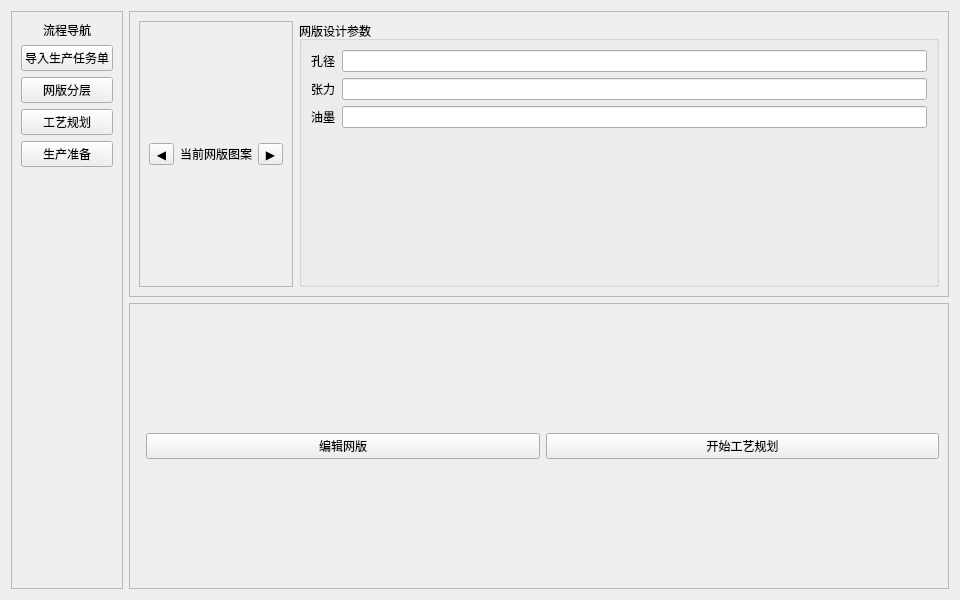
Above: forms/screen_layering.ui from ByteKnight-X/LineControlRobot before the change. Below: the same form after it.
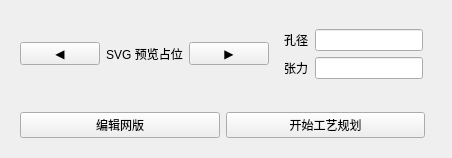
That is the form after the change.

What changed in the file:
```diff
--- a/forms/screen_layering.ui
+++ b/forms/screen_layering.ui
@@ -1,107 +1,23 @@
 <?xml version="1.0" encoding="UTF-8"?>
 <ui version="4.0">
- <class>ScreenLayeringForm</class>
- <widget class="QWidget" name="ScreenLayeringForm">
-  <property name="geometry">
-   <rect>
-    <x>0</x>
-    <y>0</y>
-    <width>960</width>
-    <height>600</height>
-   </rect>
-  </property>
-  <property name="windowTitle">
-   <string>网版分层</string>
-  </property>
-  <layout class="QHBoxLayout" name="horizontalLayout">
+ <class>ScreenLayeringWidget</class>
+ <widget class="QWidget" name="ScreenLayeringWidget">
+  <layout class="QVBoxLayout" name="verticalLayout_layering">
+   <!-- 画布：左侧 SVG 显示 + 翻页按钮 -->
    <item>
-    <widget class="QFrame" name="navigationFrame">
-     <property name="frameShape">
-      <enum>QFrame::StyledPanel</enum>
-     </property>
-     <layout class="QVBoxLayout" name="navLayout">
-      <item>
-       <widget class="QLabel" name="titleLabel">
-        <property name="text">
-         <string>流程导航</string>
-        </property>
-        <property name="alignment">
-         <set>Qt::AlignHCenter|Qt::AlignVCenter</set>
-        </property>
-       </widget>
-      </item>
-      <item>
-       <widget class="QPushButton" name="navImportButton">
-        <property name="text">
-         <string>导入生产任务单</string>
-        </property>
-       </widget>
-      </item>
-      <item>
-       <widget class="QPushButton" name="navLayerButton">
-        <property name="text">
-         <string>网版分层</string>
-        </property>
-        <property name="checkable">
-         <bool>true</bool>
-        </property>
-       </widget>
-      </item>
-      <item>
-       <widget class="QPushButton" name="navProcessButton">
-        <property name="text">
-         <string>工艺规划</string>
-        </property>
-       </widget>
-      </item>
-      <item>
-       <widget class="QPushButton" name="navProductionButton">
-        <property name="text">
-         <string>生产准备</string>
-        </property>
-       </widget>
-      </item>
-      <item>
-       <spacer name="navSpacer">
-        <property name="orientation">
-         <enum>Qt::Vertical</enum>
-        </property>
-        <property name="sizeHint" stdset="0">
-         <size>
-          <width>20</width>
-          <height>40</height>
-         </size>
-        </property>
-       </spacer>
-      </item>
-     </layout>
-    </widget>
-   </item>
-   <item>
-    <layout class="QVBoxLayout" name="rightColumnLayout">
-     <item>
-      <widget class="QFrame" name="canvasFrame">
-       <property name="frameShape">
-        <enum>QFrame::StyledPanel</enum>
-       </property>
+    <widget class="QWidget" name="layeringCanvas">
        <layout class="QHBoxLayout" name="canvasLayout">
         <item>
-         <widget class="QFrame" name="screenFrame">
-          <property name="frameShape">
-           <enum>QFrame::StyledPanel</enum>
-          </property>
-          <layout class="QHBoxLayout" name="screenLayout">
-           <item>
-            <widget class="QToolButton" name="previousButton">
+       <widget class="QPushButton" name="prevLayerButton">
              <property name="text">
               <string>◀</string>
              </property>
             </widget>
            </item>
            <item>
-            <widget class="QLabel" name="screenDisplayLabel">
+       <widget class="QLabel" name="svgPreview">
              <property name="text">
-              <string>当前网版图案</string>
+         <string>SVG 预览占位</string>
              </property>
              <property name="alignment">
               <set>Qt::AlignCenter</set>
@@ -109,100 +25,69 @@
             </widget>
            </item>
            <item>
-            <widget class="QToolButton" name="nextButton">
+       <widget class="QPushButton" name="nextLayerButton">
              <property name="text">
               <string>▶</string>
              </property>
             </widget>
            </item>
-          </layout>
-         </widget>
-        </item>
         <item>
-         <widget class="QGroupBox" name="parameterGroup">
-          <property name="title">
-           <string>网版设计参数</string>
-          </property>
-          <layout class="QFormLayout" name="parameterLayout">
+       <widget class="QWidget" name="parametersPanel">
+        <layout class="QFormLayout" name="paramsForm">
            <item row="0" column="0">
-            <widget class="QLabel" name="apertureLabel">
+          <widget class="QLabel" name="labelAperture">
              <property name="text">
               <string>孔径</string>
              </property>
             </widget>
            </item>
            <item row="0" column="1">
-            <widget class="QLineEdit" name="apertureEdit">
-             <property name="readOnly">
-              <bool>true</bool>
-             </property>
-            </widget>
+          <widget class="QLineEdit" name="apertureLineEdit"/>
            </item>
            <item row="1" column="0">
-            <widget class="QLabel" name="tensionLabel">
+          <widget class="QLabel" name="labelTension">
              <property name="text">
               <string>张力</string>
              </property>
             </widget>
            </item>
            <item row="1" column="1">
-            <widget class="QLineEdit" name="tensionEdit">
-             <property name="readOnly">
-              <bool>true</bool>
-             </property>
-            </widget>
-           </item>
-           <item row="2" column="0">
-            <widget class="QLabel" name="inkLabel">
-             <property name="text">
-              <string>油墨</string>
-             </property>
-            </widget>
-           </item>
-           <item row="2" column="1">
-            <widget class="QLineEdit" name="inkEdit">
-             <property name="readOnly">
-              <bool>true</bool>
-             </property>
-            </widget>
-           </item>
+          <widget class="QLineEdit" name="tensionLineEdit"/>
+         </item>
           </layout>
          </widget>
         </item>
        </layout>
       </widget>
      </item>
+
+   <!-- 控制栏 -->
      <item>
-      <widget class="QFrame" name="controlFrame">
-       <property name="frameShape">
-        <enum>QFrame::StyledPanel</enum>
-       </property>
-       <layout class="QHBoxLayout" name="controlLayout">
+    <widget class="QWidget" name="controlBar_layering">
+     <layout class="QHBoxLayout" name="controlLayout_layering">
         <item>
-         <spacer name="controlSpacer">
-          <property name="orientation">
-           <enum>Qt::Horizontal</enum>
-          </property>
-         </spacer>
-        </item>
-        <item>
-         <widget class="QPushButton" name="editButton">
+       <widget class="QPushButton" name="editLayerButton">
           <property name="text">
            <string>编辑网版</string>
           </property>
          </widget>
         </item>
         <item>
-         <widget class="QPushButton" name="startProcessPlanningButton">
+       <widget class="QPushButton" name="startProcessButton">
           <property name="text">
            <string>开始工艺规划</string>
           </property>
          </widget>
         </item>
-       </layout>
-      </widget>
-     </item>
-    </layout>
+      <item>
+       <spacer name="controlSpacer_layering">
+        <property name="orientation">
+         <enum>Qt::Horizontal</enum>
+        </property>
+       </spacer>
+      </item>
+     </layout>
+    </widget>
    </item>
   </layout>
  </widget>
```
Lines whose indentation alone changed are shown as unchanged.
